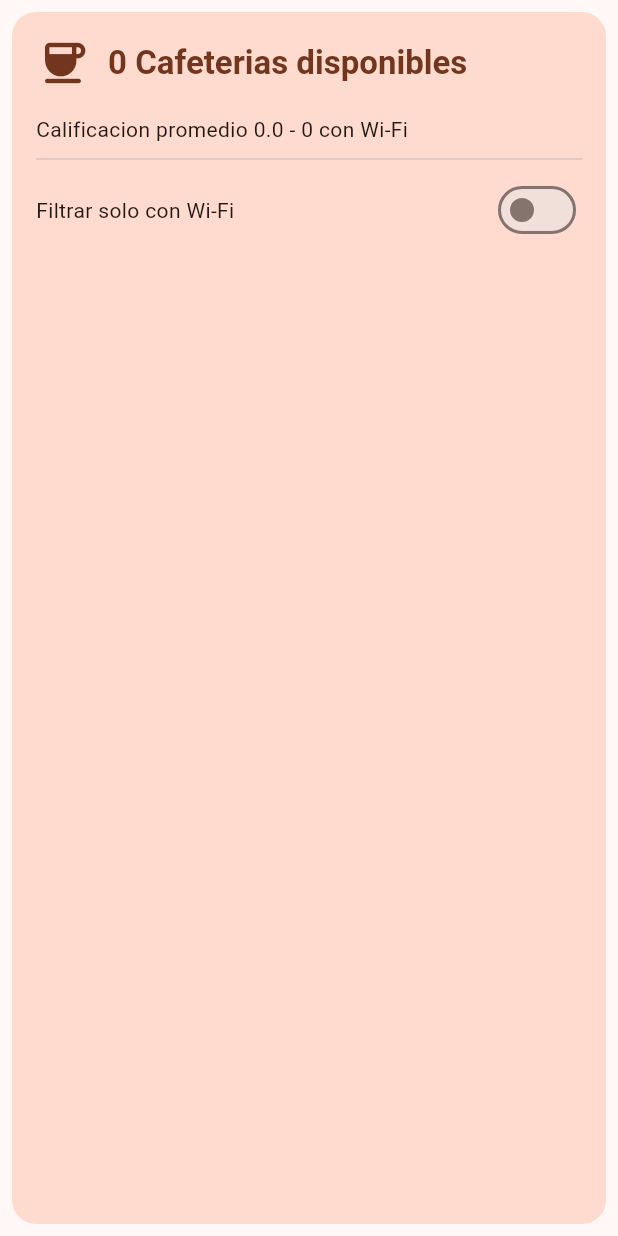
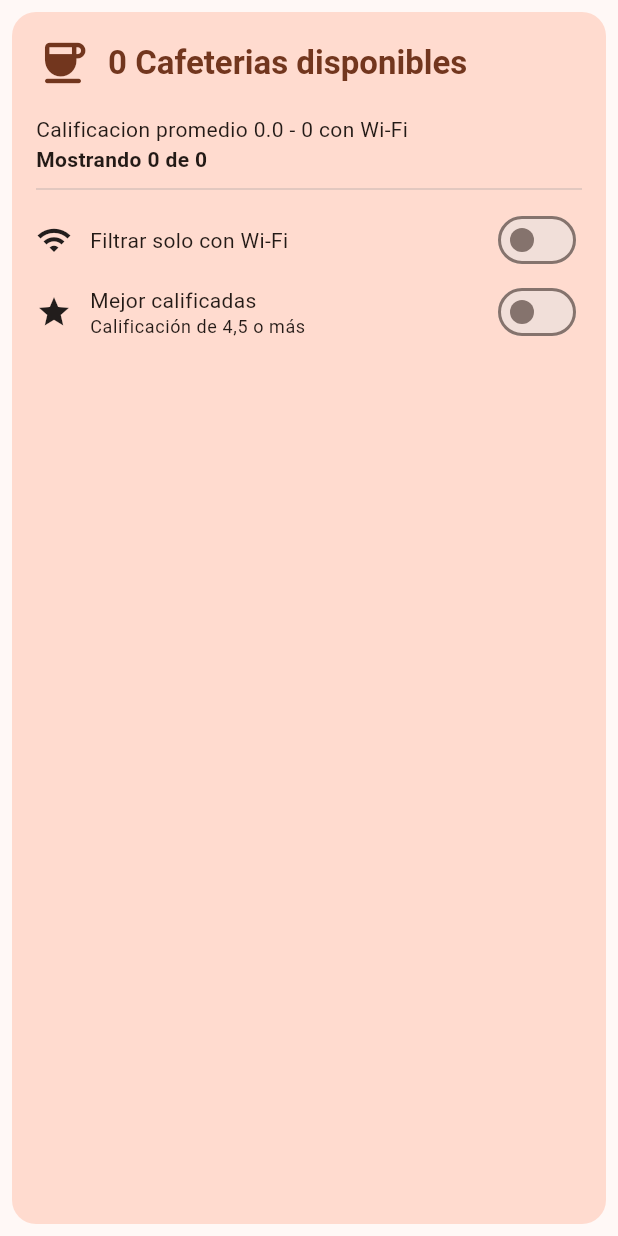
Before and after one commit to richardmijo/20262027_semana2, a Flutter app: the CabeceraResumen widget shown alone on an empty page, opened directly with empty values, on a phone screen of 412 x 824 dp. Run offline on Flutter 3.47's test engine with Material 3 defaults, Android fonts, the phone set to English and light mode, and no system bars; our stand-ins replace dio, web; missing offline and left inert: dart:js_interop; network calls fail.

Commit message:
Deyvi Masache Evaluacion Parte B

```diff
--- /dev/null
+++ b/lib/utils/conexion.dart
@@ -0,0 +1,4 @@
+// Escucha los cambios de conexión a internet del dispositivo.
+// En web usa los eventos 'online' y 'offline' del navegador.
+// En otras plataformas no hace nada (el stream está vacío).
+export 'conexion_stub.dart' if (dart.library.js_interop) 'conexion_web.dart';
--- /dev/null
+++ b/lib/utils/conexion_stub.dart
@@ -0,0 +1,2 @@
+/// Emite `true` cuando vuelve la conexión y `false` cuando se pierde.
+Stream<bool> cambiosDeConexion() => const Stream<bool>.empty();
--- a/lib/widgets/cabecera_resumen.dart
+++ b/lib/widgets/cabecera_resumen.dart
@@ -6,14 +6,20 @@ class CabeceraResumen extends StatelessWidget {
   final int conWifi;
   final bool soloWifi;
   final ValueChanged<bool> onToogleWifi;
+  final bool soloMejores;
+  final ValueChanged<bool> onToogleMejores;
+  final int mostrando;
 
   const CabeceraResumen({
     super.key,
+    required this.mostrando,
     required this.total,
     required this.promedio,
     required this.conWifi,
     required this.soloWifi,
     required this.onToogleWifi,
+    required this.soloMejores,
+    required this.onToogleMejores,
   });
 
   @override
@@ -54,12 +60,37 @@ class CabeceraResumen extends StatelessWidget {
           Text(
             'Calificacion promedio ${promedio.toStringAsFixed(1)} - $conWifi con Wi-Fi',
           ),
+          // Muestra cuántos cafés quedan después de aplicar los filtros.
+          Text(
+            'Mostrando $mostrando de $total',
+            style: const TextStyle(fontWeight: FontWeight.bold),
+          ),
           Divider(height: 20),
           Row(
-            mainAxisAlignment: MainAxisAlignment.spaceBetween,
             children: [
-              Text('Filtrar solo con Wi-Fi'),
+              const Icon(Icons.wifi),
+              const SizedBox(width: 12),
+              Expanded(child: Text('Filtrar solo con Wi-Fi')),
               Switch(value: soloWifi, onChanged: onToogleWifi),
+            ],
+          ),
+          Row(
+            children: [
+              const Icon(Icons.star),
+              const SizedBox(width: 12),
+              Expanded(
+                child: Column(
+                  crossAxisAlignment: CrossAxisAlignment.start,
+                  children: [
+                    Text('Mejor calificadas'),
+                    Text(
+                      'Calificación de 4,5 o más',
+                      style: Theme.of(context).textTheme.bodySmall,
+                    ),
+                  ],
+                ),
+              ),
+              Switch(value: soloMejores, onChanged: onToogleMejores),
             ],
           ),
         ],
--- a/pubspec.yaml
+++ b/pubspec.yaml
@@ -35,7 +35,7 @@ dependencies:
   # Use with the CupertinoIcons class for iOS style icons.
   cupertino_icons: ^1.0.8
   dio: ^5.11.1
-
+  web: ^1.1.2
 dev_dependencies:
   flutter_test:
     sdk: flutter
```
Also changed, not shown: lib/screens/cafe_screen.dart (+39 -1 lines), lib/screens/cafe_screens.dart (deleted, +0 -136 lines), lib/services/cafe_service.dart (+6 -22 lines), lib/utils/conexion_web.dart (added, +25 -0 lines), lib/widgets/tarjeta_cafe.dart (+39 -5 lines), pubspec.lock.
